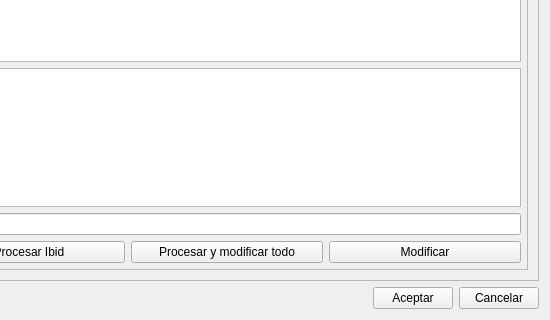
The window that src/mainWindow.ui (polirritmico/IbidEPL) describes before a commit, drawn with Qt 5; both pictures show x 424 to 974 and y 347 to 667 of the 974 by 667 pixel window.
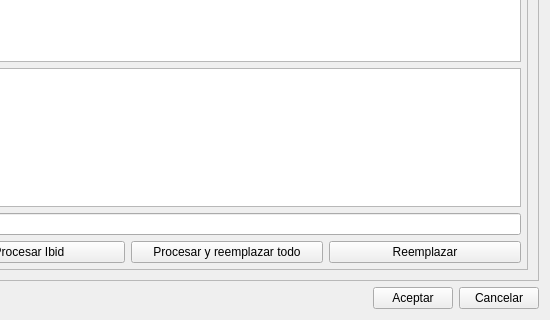
The same window after the commit. Icons and pictures are not drawn.

Commit message: change buttons name and some labels

Diff of the .ui file:
```diff
--- a/src/mainWindow.ui
+++ b/src/mainWindow.ui
@@ -617,7 +617,7 @@
                 <string>Procesa con la REGEX y las opciones seleccionadas todas las notas.</string>
                </property>
                <property name="text">
-                <string>Procesar y modificar todo</string>
+                <string>Procesar y reemplazar todo</string>
                </property>
               </widget>
              </item>
@@ -631,7 +631,7 @@
 Si no se modifica los cambios se descartarán.</string>
                </property>
                <property name="text">
-                <string>Modificar</string>
+                <string>Reemplazar</string>
                </property>
                <property name="shortcut">
                 <string>Ctrl+Return</string>
```
Left out of the diff: 6 changed lines with no effect on the pictures. The commit also changes 1 other file.
